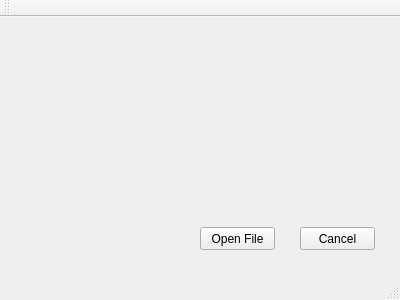
Old version of the form mainwindow.ui in the repository teodoraioja/familia.
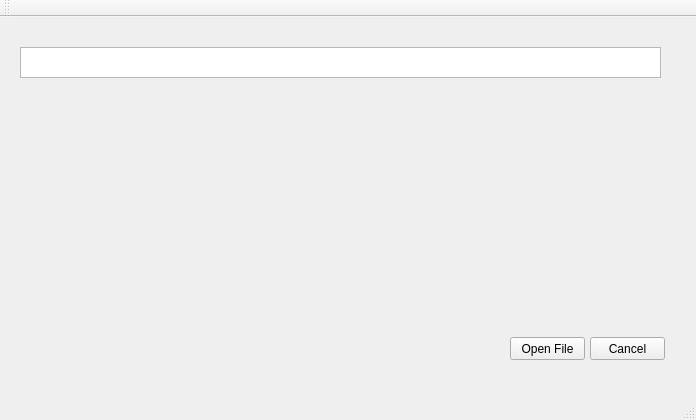
New version of the form.

Commit message: added some design changed and get input file path

Patch:
```diff
--- a/mainwindow.ui
+++ b/mainwindow.ui
@@ -6,8 +6,8 @@
    <rect>
     <x>0</x>
     <y>0</y>
-    <width>400</width>
-    <height>300</height>
+    <width>696</width>
+    <height>420</height>
    </rect>
   </property>
   <property name="windowTitle">
@@ -17,8 +17,8 @@
    <widget class="QPushButton" name="openFile">
     <property name="geometry">
      <rect>
-      <x>200</x>
-      <y>210</y>
+      <x>510</x>
+      <y>320</y>
       <width>75</width>
       <height>23</height>
      </rect>
@@ -30,8 +30,8 @@
    <widget class="QPushButton" name="cancel">
     <property name="geometry">
      <rect>
-      <x>300</x>
-      <y>210</y>
+      <x>590</x>
+      <y>320</y>
       <width>75</width>
       <height>23</height>
      </rect>
@@ -40,6 +40,16 @@
      <string>Cancel</string>
     </property>
    </widget>
+   <widget class="QTextBrowser" name="textBrowser">
+    <property name="geometry">
+     <rect>
+      <x>20</x>
+      <y>30</y>
+      <width>641</width>
+      <height>31</height>
+     </rect>
+    </property>
+   </widget>
   </widget>
   <widget class="QMenuBar" name="menuBar">
    <property name="geometry">
```
Left out of the diff: 2 changed lines with no effect on the pictures. The commit also changes 3 other files.
